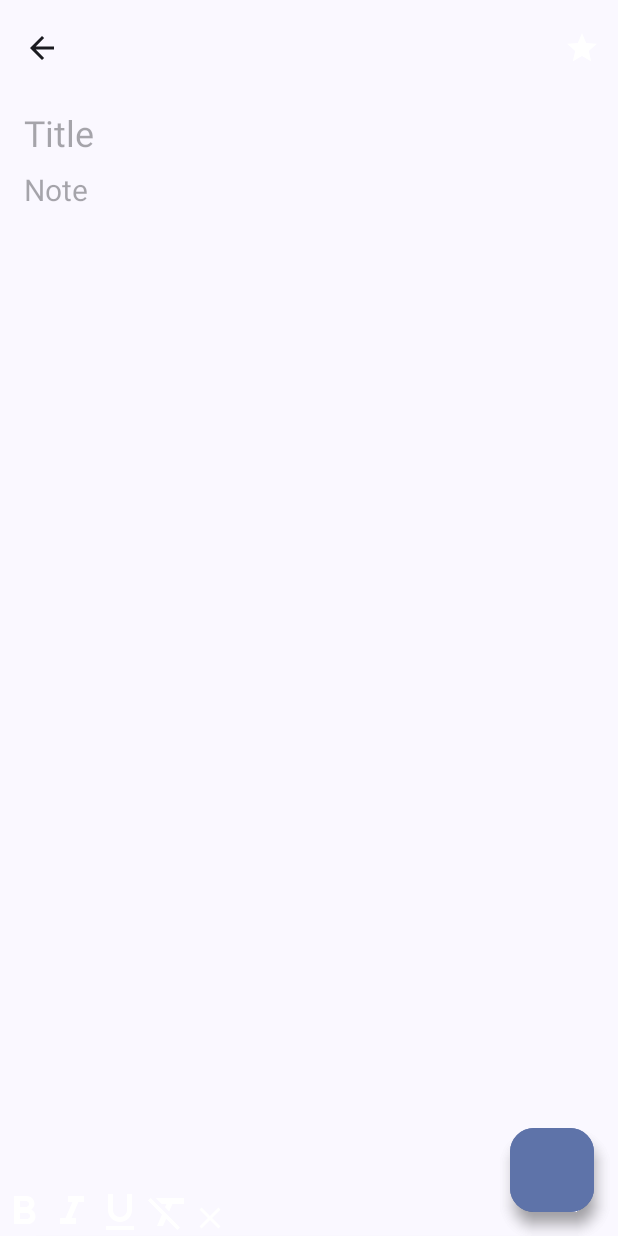
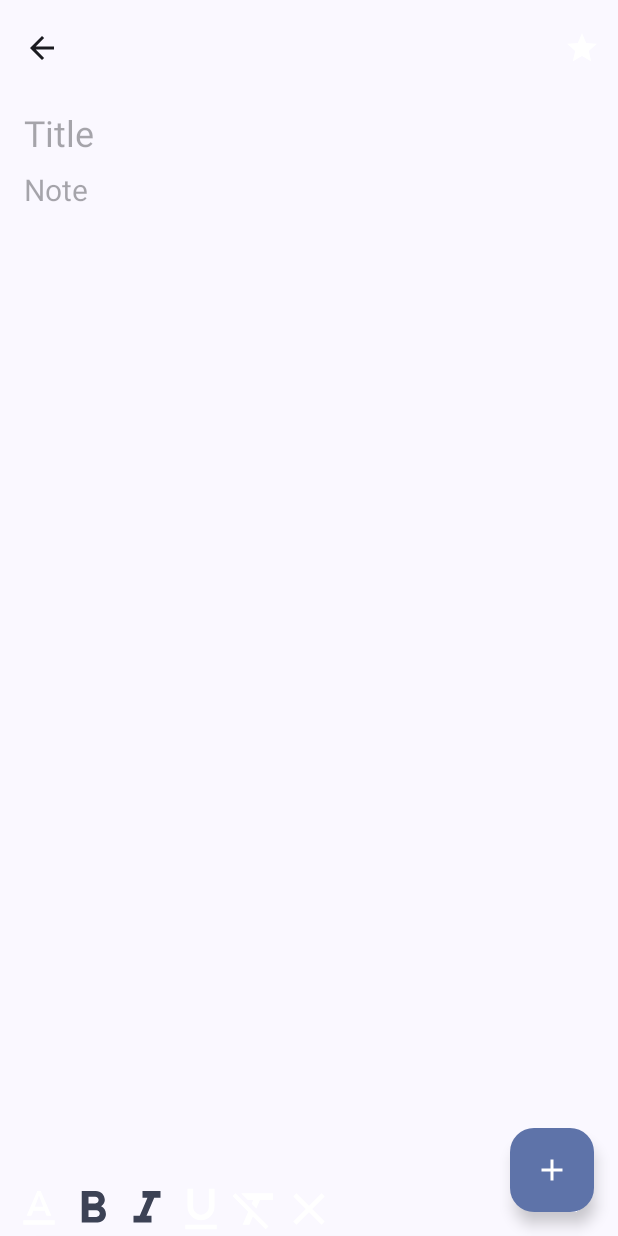
Before and after one commit to Artemocka/Notes, an Android app: the fragment EditNoteFragment placed in its activity, after a tap on an icon or button, on a phone screen of 412 x 824 dp. Run offline under Robolectric (Android 15) with nearby library versions, the phone set to English and light mode, and no system bars; our stand-ins replace Room's generated code; 5 statements that could not run were skipped; 3 other taps on this screen came first.

Commit message:
format text style

```diff
--- a/app/src/main/java/com/example/myapplication/screens/edit/EditNoteFragment.kt
+++ b/app/src/main/java/com/example/myapplication/screens/edit/EditNoteFragment.kt
@@ -1,20 +1,24 @@
 package com.example.myapplication.screens.edit
 
+import android.content.res.ColorStateList
 import android.graphics.Typeface
+import android.os.Build
 import android.os.Bundle
+import android.text.Editable
 import android.text.Html
 import android.text.Spannable
+import android.text.TextWatcher
 import android.text.style.StyleSpan
 import android.text.style.UnderlineSpan
 import android.view.LayoutInflater
 import android.view.View
 import android.view.ViewGroup
 import android.widget.EditText
+import androidx.annotation.RequiresApi
 import androidx.core.text.getSpans
 import androidx.core.text.toSpanned
 import androidx.core.view.ViewCompat
 import androidx.core.view.WindowInsetsCompat
-import androidx.core.view.isVisible
 import androidx.core.view.updatePaddingRelative
 import androidx.fragment.app.Fragment
 import androidx.lifecycle.ViewModelProvider
@@ -27,6 +31,7 @@ import com.example.myapplication.getNoteColor
 import com.example.myapplication.poop
 import com.example.myapplication.setIfPinned
 import com.example.myapplication.viemodel.EditViewModel
+import com.google.android.material.color.MaterialColors
 import kotlinx.coroutines.launch
 
 
@@ -34,8 +39,9 @@ class EditNoteFragment : Fragment() {
 
     private lateinit var binding: FragmentEditNoteBinding
     private lateinit var note: Note
-    private lateinit var viewModel :EditViewModel
+    private lateinit var viewModel: EditViewModel
 
+    @RequiresApi(Build.VERSION_CODES.Q)
     override fun onCreateView(
         inflater: LayoutInflater, container: ViewGroup?, savedInstanceState: Bundle?
     ): View {
@@ -47,21 +53,54 @@ class EditNoteFragment : Fragment() {
         binding = FragmentEditNoteBinding.inflate(layoutInflater)
 
         lifecycleScope.launch {
-            viewModel.formatMode.collect {
-                binding.ivFormatMode.isVisible = !it
+            viewModel.boldMode.collect {
+                when (it) {
+                    true -> {
+                        binding.ivBold.imageTintList = ColorStateList.valueOf(MaterialColors.getColor(binding.root, androidx.appcompat.R.attr.colorAccent))
+                    }
+
+                    false -> {
+                        binding.ivBold.imageTintList = null
+                    }
+                }
+            }
+        }
+        lifecycleScope.launch {
+            viewModel.underlineMode.collect {
+                when (it) {
+                    true -> {
+                        binding.ivUnderline.imageTintList = ColorStateList.valueOf(MaterialColors.getColor(binding.root, androidx.appcompat.R.attr.colorAccent))
+                    }
+
+                    false -> {
+                        binding.ivBold.imageTintList = null
+                    }
+                }
+            }
+        }
+        lifecycleScope.launch {
+            viewModel.italicMode.collect {
+                when (it) {
+                    true -> {
+                        binding.ivItalic.imageTintList = ColorStateList.valueOf(MaterialColors.getColor(binding.root, androidx.appcompat.R.attr.colorAccent))
+                    }
+
+                    false -> {
+                        binding.ivBold.imageTintList = null
+                    }
+                }
             }
         }
 
+
+
         binding.run {
             title.setText(note.title)
-            content.setText(Html.fromHtml(note.content,Html.FROM_HTML_MODE_COMPACT))
-
+            content.setText(Html.fromHtml(note.content, Html.FROM_HTML_MODE_COMPACT))
             ivFormatMode.setOnClickListener {
                 viewModel.formatMode.value = !viewModel.formatMode.value
             }
             setFormatButtons()
-
-
         }
         if (note.color != 0) {
             poop("note color: ${note.color}")
@@ -72,20 +111,34 @@ class EditNoteFragment : Fragment() {
             binding.content.setBackgroundColor(color)
         }
 
+        binding.content.addTextChangedListener(object : TextWatcher {
+            override fun afterTextChanged(s: Editable?) {
+            }
+
+            override fun beforeTextChanged(s: CharSequence?, start: Int, count: Int, after: Int) {
+            }
+
+            override fun onTextChanged(s: CharSequence?, start: Int, before: Int, count: Int) {
+                when {
+                    viewModel.italicMode.value && viewModel.boldMode.value -> binding.content.text.setSpan(StyleSpan(Typeface.BOLD_ITALIC), start, start + count, Spannable.SPAN_EXCLUSIVE_EXCLUSIVE)
+                    viewModel.boldMode.value -> binding.content.text.setSpan(StyleSpan(Typeface.BOLD), start, start + count, Spannable.SPAN_EXCLUSIVE_EXCLUSIVE)
+                    viewModel.underlineMode.value -> binding.content.text.setSpan(UnderlineSpan(), start, start + count, Spannable.SPAN_EXCLUSIVE_EXCLUSIVE)
+                    viewModel.italicMode.value -> binding.content.text.setSpan(StyleSpan(Typeface.ITALIC), start, start + count, Spannable.SPAN_EXCLUSIVE_EXCLUSIVE)
+                }
+            }
+        })
 
 
         ViewCompat.setOnApplyWindowInsetsListener(binding.root) { _, insets ->
-            val systemBars = insets.getInsets(WindowInsetsCompat.Type.systemBars() or WindowInsetsCompat.Type.displayCutout())
+            val systemBars = insets.getInsets(WindowInsetsCompat.Type.systemBars() or WindowInsetsCompat.Type.displayCutout() or WindowInsetsCompat.Type.ime())
+
             binding.toolbar.updatePaddingRelative(top = systemBars.top)
-            binding.ivFormatMode.updatePaddingRelative(bottom = systemBars.bottom)
+            binding.linear.updatePaddingRelative(bottom = systemBars.bottom)
             insets
         }
         binding.toolbar.setNavigationOnClickListener {
             findNavController().popBackStack()
         }
-
-
-
 
         binding.toolbar.menu.findItem(R.id.toolbar_star)?.run {
             this.icon?.setIfPinned(note.pinned, binding.root)
@@ -105,7 +158,7 @@ class EditNoteFragment : Fragment() {
         val tempNote = Note(
             note.id,
             binding.title.text.toString().trim(),
-            Html.toHtml(binding.content.text.trim().toSpanned(),Html.TO_HTML_PARAGRAPH_LINES_INDIVIDUAL ),
+            Html.toHtml(binding.content.text.trim().toSpanned(), Html.TO_HTML_PARAGRAPH_LINES_INDIVIDUAL),
             note.color,
             note.pinned,
         )
@@ -114,52 +167,56 @@ class EditNoteFragment : Fragment() {
 
     }
 
-    fun FragmentEditNoteBinding.setFormatButtons(){
+    fun FragmentEditNoteBinding.setFormatButtons() {
         this.run {
             ivBold.setOnClickListener {
-                if (content.hasChars()) {
-                    content.text.setSpan(
-                        StyleSpan(Typeface.BOLD), content.selectionStart, content.selectionEnd, Spannable.SPAN_EXCLUSIVE_EXCLUSIVE
-                    )
+                if (content.selectionStart != content.selectionEnd) {
+                    content.text.setSpan(StyleSpan(Typeface.BOLD), content.selectionStart, content.selectionEnd, Spannable.SPAN_EXCLUSIVE_EXCLUSIVE)
+                } else {
+                    viewModel.boldMode.value = !viewModel.boldMode.value
+                    viewModel.underlineMode.value = false
+
                 }
             }
             ivItalic.setOnClickListener {
-                if (content.hasChars()) {
-                    content.text.setSpan(
-                        StyleSpan(Typeface.ITALIC), content.selectionStart, content.selectionEnd, Spannable.SPAN_EXCLUSIVE_EXCLUSIVE
-                    )
+                if (content.selectionStart != content.selectionEnd) {
+                    content.text.setSpan(StyleSpan(Typeface.ITALIC), content.selectionStart, content.selectionEnd, Spannable.SPAN_EXCLUSIVE_EXCLUSIVE)
+                } else {
+                    viewModel.italicMode.value = !viewModel.italicMode.value
+                    viewModel.underlineMode.value = false
+
                 }
             }
             ivUnderline.setOnClickListener {
-                poop(content.selectionStart.toString()+"  "+content.selectionEnd.toString())
-                if (content.selectionStart!=content.selectionEnd){
-                    if (content.hasChars()) {
-                        content.text.setSpan(
-                            UnderlineSpan(), content.selectionStart, content.selectionEnd, Spannable.SPAN_EXCLUSIVE_EXCLUSIVE
-                        )
-                    }
-                }else{
-                    content.text.setSpan(
-                        UnderlineSpan(), content.selectionStart, content.selectionEnd, Spannable.SPAN_EXCLUSIVE_INCLUSIVE
-                    )
+                if (content.selectionStart != content.selectionEnd) {
+                    content.text.setSpan(UnderlineSpan(), content.selectionStart, content.selectionEnd, Spannable.SPAN_EXCLUSIVE_EXCLUSIVE)
+                    viewModel.underlineMode.value = !viewModel.underlineMode.value
+                } else {
+                    viewModel.underlineMode.value = !viewModel.underlineMode.value
+                    viewModel.boldMode.value = false
+                    viewModel.italicMode.value = false
                 }
             }
-            ivClearFormat.setOnClickListener{
-                if (content.hasChars()) {
-                    val spans =  content.text.getSpans<Any>(content.selectionStart,content.selectionEnd)
-                    for (span in spans){
-                        when(span){
-                            is StyleSpan->content.text.removeSpan(span)
-                            is UnderlineSpan->content.text.removeSpan(span)
+            ivClearFormat.setOnClickListener {
+                if (content.selectionStart != content.selectionEnd) {
+                    val spans = content.text.getSpans<Any>(content.selectionStart, content.selectionEnd)
+                    for (span in spans) {
+                        when (span) {
+                            is StyleSpan -> content.text.removeSpan(span)
+                            is UnderlineSpan -> content.text.removeSpan(span)
                         }
                     }
+                } else {
+                    viewModel.underlineMode.value = false
+                    viewModel.italicMode.value = false
+                    viewModel.boldMode.value = false
                 }
             }
         }
     }
 
 
-    fun EditText.hasChars(): Boolean {
+    private fun EditText.hasChars(): Boolean {
         for (i in text.subSequence(selectionStart, selectionEnd)) {
             if (i.isLetter()) return true
         }
--- a/app/src/main/java/com/example/myapplication/viemodel/EditViewModel.kt
+++ b/app/src/main/java/com/example/myapplication/viemodel/EditViewModel.kt
@@ -12,6 +12,11 @@ class EditViewModel : ViewModel() {
     val snackbarContent = MutableSharedFlow<String>()
     val currentNote =MutableStateFlow<Note>(Note(0,"","",0,false))
     var formatMode = MutableStateFlow(false)
+
+    val boldMode = MutableStateFlow(false)
+    val italicMode = MutableStateFlow(false)
+    val underlineMode = MutableStateFlow(false)
+
     fun editNote(note: Note) {
         if (note.id == 0) {
             if (note.content.isNotEmpty() || note.title.isNotEmpty()) {
--- a/app/src/main/res/drawable/ic_clear_format.xml
+++ b/app/src/main/res/drawable/ic_clear_format.xml
@@ -1,7 +1,7 @@
 <vector
     xmlns:android="http://schemas.android.com/apk/res/android"
-    android:width="32dp"
-    android:height="32dp"
+    android:width="24dp"
+    android:height="24dp"
     android:viewportWidth="24"
     android:viewportHeight="24"
     >
--- a/app/src/main/res/drawable/ic_format_mode.xml
+++ b/app/src/main/res/drawable/ic_format_mode.xml
@@ -1,7 +1,7 @@
 <vector
     xmlns:android="http://schemas.android.com/apk/res/android"
-    android:width="32dp"
-    android:height="32dp"
+    android:width="24dp"
+    android:height="24dp"
     android:viewportWidth="24"
     android:viewportHeight="24"
     >
--- a/app/src/main/res/drawable/ic_italic.xml
+++ b/app/src/main/res/drawable/ic_italic.xml
@@ -1,7 +1,7 @@
 <vector
     xmlns:android="http://schemas.android.com/apk/res/android"
-    android:width="32dp"
-    android:height="32dp"
+    android:width="24dp"
+    android:height="24dp"
     android:viewportWidth="24"
     android:viewportHeight="24"
     >
--- a/app/src/main/res/drawable/ic_underline.xml
+++ b/app/src/main/res/drawable/ic_underline.xml
@@ -1,7 +1,7 @@
 <vector
     xmlns:android="http://schemas.android.com/apk/res/android"
-    android:width="32dp"
-    android:height="32dp"
+    android:width="24dp"
+    android:height="24dp"
     android:viewportWidth="24"
     android:viewportHeight="24"
     >
--- a/app/src/main/res/layout/fragment_edit_note.xml
+++ b/app/src/main/res/layout/fragment_edit_note.xml
@@ -1,11 +1,18 @@
 <?xml version="1.0" encoding="utf-8"?>
-<androidx.constraintlayout.widget.ConstraintLayout
+<FrameLayout
     xmlns:android="http://schemas.android.com/apk/res/android"
     xmlns:app="http://schemas.android.com/apk/res-auto"
     xmlns:tools="http://schemas.android.com/tools"
     android:layout_width="match_parent"
     android:layout_height="match_parent"
     tools:context=".screens.create.CreateNoteFragment"
+    >
+
+
+    <LinearLayout
+        android:layout_width="match_parent"
+        android:layout_height="match_parent"
+        android:orientation="vertical"
         >
 
         <com.google.android.material.appbar.AppBarLayout
@@ -29,7 +36,6 @@
 
         </com.google.android.material.appbar.AppBarLayout>
 
-
         <EditText
             android:id="@+id/title"
             android:layout_width="match_parent"
@@ -52,7 +58,7 @@
         <EditText
             android:id="@+id/content"
             android:layout_width="match_parent"
-        android:layout_height="0dp"
+            android:layout_height="match_parent"
             android:layout_marginHorizontal="16dp"
             android:background="@null"
             android:gravity="top"
@@ -63,69 +69,70 @@
             app:layout_constraintBottom_toBottomOf="parent"
             app:layout_constraintTop_toBottomOf="@id/title"
             />
+    </LinearLayout>
 
-    <com.google.android.material.floatingactionbutton.FloatingActionButton
-        android:id="@+id/fab_bold"
-        android:layout_width="wrap_content"
+
+    <LinearLayout
+        android:id="@+id/linear"
+        android:layout_width="match_parent"
         android:layout_height="wrap_content"
-        android:layout_margin="16dp"
-        app:layout_constraintBottom_toBottomOf="parent"
-        app:layout_constraintEnd_toEndOf="parent"
-        />
+        android:layout_gravity="bottom"
+        android:layout_marginHorizontal="8dp"
+        android:orientation="horizontal"
+        >
 
         <ImageView
             android:id="@+id/iv_format_mode"
-        android:fitsSystemWindows="true"
-        android:layout_width="wrap_content"
-        android:layout_height="wrap_content"
+            android:layout_width="36dp"
+            android:layout_height="36dp"
             android:src="@drawable/ic_format_mode"
+            app:layout_constraintBottom_toBottomOf="@id/content"
             app:layout_constraintStart_toStartOf="parent"
-        app:layout_constraintBottom_toBottomOf="@id/content"
             />
 
         <ImageView
             android:id="@+id/iv_bold"
-        android:layout_width="wrap_content"
-        android:layout_height="wrap_content"
-        android:fitsSystemWindows="true"
+            android:layout_width="36dp"
+            android:layout_height="36dp"
             android:src="@drawable/ic_bold"
             app:layout_constraintBottom_toBottomOf="@id/content"
             app:layout_constraintStart_toEndOf="@id/iv_format_mode"
             />
+
         <ImageView
             android:id="@+id/iv_italic"
-        android:fitsSystemWindows="true"
-        android:layout_width="wrap_content"
-        android:layout_height="wrap_content"
+            android:layout_width="36dp"
+            android:layout_height="36dp"
             android:src="@drawable/ic_italic"
+            app:layout_constraintBottom_toBottomOf="@id/content"
             app:layout_constraintStart_toEndOf="@id/iv_bold"
-        app:layout_constraintBottom_toBottomOf="@id/content"
             />
+
         <ImageView
             android:id="@+id/iv_underline"
-        android:fitsSystemWindows="true"
-        android:layout_width="wrap_content"
-        android:layout_height="wrap_content"
+            android:layout_width="36dp"
+            android:layout_height="36dp"
             android:src="@drawable/ic_underline"
+            app:layout_constraintBottom_toBottomOf="@id/content"
             app:layout_constraintStart_toEndOf="@id/iv_italic"
-        app:layout_constraintBottom_toBottomOf="@id/content"
             />
+
         <ImageView
             android:id="@+id/iv_clear_format"
-        android:fitsSystemWindows="true"
-        android:layout_width="wrap_content"
-        android:layout_height="wrap_content"
+            android:layout_width="36dp"
+            android:layout_height="36dp"
             android:src="@drawable/ic_clear_format"
+            app:layout_constraintBottom_toBottomOf="@id/content"
             app:layout_constraintStart_toEndOf="@id/iv_underline"
-        app:layout_constraintBottom_toBottomOf="@id/content"
             />
+
         <ImageView
             android:id="@+id/iv_exit_fromat_mode"
-        android:fitsSystemWindows="true"
-        android:layout_width="wrap_content"
-        android:layout_height="wrap_content"
+            android:layout_width="36dp"
+            android:layout_height="36dp"
             android:src="@drawable/ic_close"
+            app:layout_constraintBottom_toBottomOf="@id/content"
             app:layout_constraintStart_toEndOf="@id/iv_clear_format"
-        app:layout_constraintBottom_toBottomOf="@id/content"
             />
-</androidx.constraintlayout.widget.ConstraintLayout>
+    </LinearLayout>
+</FrameLayout>
```
Lines whose indentation alone changed are shown as unchanged.
